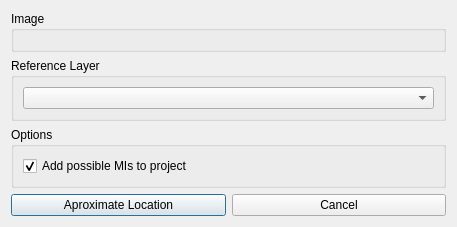
Before: the Qt Designer form ui/georef_preproc_dialog_base.ui in 2cgeodsg/georef_auto, drawn with Qt 5.
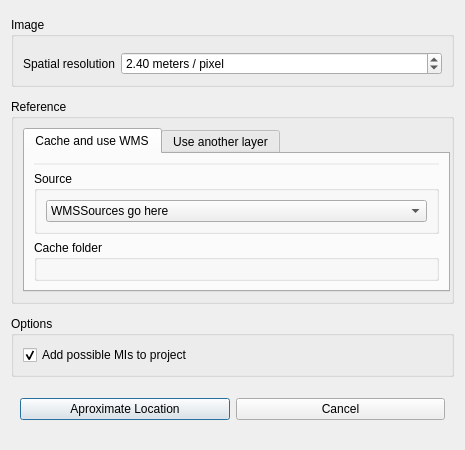
After: the same form once the commit is applied. Custom widgets are drawn as their Qt base class.

```diff
--- a/ui/georef_preproc_dialog_base.ui
+++ b/ui/georef_preproc_dialog_base.ui
@@ -6,40 +6,274 @@
    <rect>
     <x>0</x>
     <y>0</y>
-    <width>457</width>
-    <height>216</height>
+    <width>465</width>
+    <height>450</height>
    </rect>
   </property>
+  <property name="minimumSize">
+   <size>
+    <width>465</width>
+    <height>450</height>
+   </size>
+  </property>
+  <property name="maximumSize">
+   <size>
+    <width>465</width>
+    <height>450</height>
+   </size>
+  </property>
   <property name="windowTitle">
    <string>Preprocessing: Aproximate Image Location</string>
   </property>
   <layout class="QVBoxLayout" name="verticalLayout">
    <item>
     <widget class="QGroupBox" name="groupBoxImages">
+     <property name="sizePolicy">
+      <sizepolicy hsizetype="Preferred" vsizetype="Fixed">
+       <horstretch>0</horstretch>
+       <verstretch>0</verstretch>
+      </sizepolicy>
+     </property>
      <property name="title">
       <string>Image</string>
      </property>
      <layout class="QVBoxLayout" name="verticalLayout_3">
       <item>
-       <widget class="QgsFileWidget" name="fileImage"/>
+       <widget class="QgsFileWidget" name="fileImage">
+        <property name="sizePolicy">
+         <sizepolicy hsizetype="Preferred" vsizetype="Fixed">
+          <horstretch>0</horstretch>
+          <verstretch>0</verstretch>
+         </sizepolicy>
+        </property>
+        <property name="dialogTitle">
+         <string>Select Aerial Image Non-georeferrenced Mosaic</string>
+        </property>
+        <property name="filter">
+         <string>Images (*.tif *.jpg *.png *.jpeg)</string>
+        </property>
+       </widget>
+      </item>
+      <item>
+       <layout class="QFormLayout" name="formImage">
+        <item row="0" column="0">
+         <widget class="QLabel" name="spatialResolutionLabel">
+          <property name="text">
+           <string>Spatial resolution</string>
+          </property>
+         </widget>
+        </item>
+        <item row="0" column="1">
+         <widget class="QDoubleSpinBox" name="spatialResolutionDoubleSpinBox">
+          <property name="suffix">
+           <string> meters / pixel</string>
+          </property>
+          <property name="decimals">
+           <number>2</number>
+          </property>
+          <property name="maximum">
+           <double>1000.000000000000000</double>
+          </property>
+          <property name="singleStep">
+           <double>1.000000000000000</double>
+          </property>
+          <property name="stepType">
+           <enum>QAbstractSpinBox::AdaptiveDecimalStepType</enum>
+          </property>
+          <property name="value">
+           <double>2.400000000000000</double>
+          </property>
+         </widget>
+        </item>
+       </layout>
       </item>
      </layout>
     </widget>
    </item>
    <item>
     <widget class="QGroupBox" name="groupBoxReference">
+     <property name="sizePolicy">
+      <sizepolicy hsizetype="Preferred" vsizetype="Fixed">
+       <horstretch>0</horstretch>
+       <verstretch>0</verstretch>
+      </sizepolicy>
+     </property>
      <property name="title">
-      <string>Reference Layer</string>
+      <string>Reference</string>
      </property>
      <layout class="QVBoxLayout" name="verticalLayout_4">
       <item>
-       <widget class="QComboBox" name="comboReferenceLayer"/>
+       <widget class="QTabWidget" name="tabWidget">
+        <property name="enabled">
+         <bool>true</bool>
+        </property>
+        <property name="sizePolicy">
+         <sizepolicy hsizetype="Preferred" vsizetype="Preferred">
+          <horstretch>0</horstretch>
+          <verstretch>0</verstretch>
+         </sizepolicy>
+        </property>
+        <property name="minimumSize">
+         <size>
+          <width>427</width>
+          <height>28</height>
+         </size>
+        </property>
+        <property name="tabShape">
+         <enum>QTabWidget::Rounded</enum>
+        </property>
+        <property name="currentIndex">
+         <number>0</number>
+        </property>
+        <property name="tabBarAutoHide">
+         <bool>false</bool>
+        </property>
+        <widget class="QWidget" name="tab1">
+         <attribute name="title">
+          <string>Cache and use WMS</string>
+         </attribute>
+         <layout class="QVBoxLayout" name="verticalLayout_9">
+          <property name="sizeConstraint">
+           <enum>QLayout::SetDefaultConstraint</enum>
+          </property>
+          <item>
+           <widget class="QFrame" name="frameAnotherLayer">
+            <property name="contextMenuPolicy">
+             <enum>Qt::DefaultContextMenu</enum>
+            </property>
+            <property name="autoFillBackground">
+             <bool>true</bool>
+            </property>
+            <layout class="QVBoxLayout" name="verticalLayout_2">
+             <property name="leftMargin">
+              <number>0</number>
+             </property>
+             <property name="topMargin">
+              <number>0</number>
+             </property>
+             <property name="rightMargin">
+              <number>0</number>
+             </property>
+             <property name="bottomMargin">
+              <number>0</number>
+             </property>
+            </layout>
+           </widget>
+          </item>
+          <item>
+           <widget class="QFrame" name="frameWMS">
+            <property name="enabled">
+             <bool>true</bool>
+            </property>
+            <property name="sizePolicy">
+             <sizepolicy hsizetype="Preferred" vsizetype="Preferred">
+              <horstretch>0</horstretch>
+              <verstretch>0</verstretch>
+             </sizepolicy>
+            </property>
+            <layout class="QVBoxLayout" name="verticalLayout_6">
+             <property name="leftMargin">
+              <number>0</number>
+             </property>
+             <property name="topMargin">
+              <number>0</number>
+             </property>
+             <property name="rightMargin">
+              <number>0</number>
+             </property>
+             <property name="bottomMargin">
+              <number>0</number>
+             </property>
+             <item>
+              <widget class="QGroupBox" name="groupBoxWMS">
+               <property name="title">
+                <string>Source</string>
+               </property>
+               <layout class="QVBoxLayout" name="verticalLayout_7">
+                <item>
+                 <widget class="QComboBox" name="comboWMSLayer">
+                  <item>
+                   <property name="text">
+                    <string>WMSSources go here</string>
+                   </property>
+                  </item>
+                 </widget>
+                </item>
+               </layout>
+              </widget>
+             </item>
+             <item>
+              <widget class="QGroupBox" name="groupBoxOutput">
+               <property name="title">
+                <string>Cache folder</string>
+               </property>
+               <layout class="QVBoxLayout" name="verticalLayout_32">
+                <item>
+                 <widget class="QgsFileWidget" name="widgetCache">
+                  <property name="dialogTitle">
+                   <string>Select cache folder</string>
+                  </property>
+                  <property name="storageMode">
+                   <enum>QgsFileWidget::GetDirectory</enum>
+                  </property>
+                 </widget>
+                </item>
+               </layout>
+              </widget>
+             </item>
+            </layout>
+           </widget>
+          </item>
+         </layout>
+        </widget>
+        <widget class="QWidget" name="tab2">
+         <attribute name="title">
+          <string>Use another layer</string>
+         </attribute>
+         <layout class="QVBoxLayout" name="verticalLayout_10">
+          <property name="sizeConstraint">
+           <enum>QLayout::SetDefaultConstraint</enum>
+          </property>
+          <item>
+           <widget class="QGroupBox" name="groupBoxAnother">
+            <property name="sizePolicy">
+             <sizepolicy hsizetype="Preferred" vsizetype="Fixed">
+              <horstretch>0</horstretch>
+              <verstretch>0</verstretch>
+             </sizepolicy>
+            </property>
+            <property name="title">
+             <string>Layer</string>
+            </property>
+            <layout class="QVBoxLayout" name="verticalLayout_8">
+             <item>
+              <widget class="QComboBox" name="comboReferenceLayer">
+               <property name="sizePolicy">
+                <sizepolicy hsizetype="Preferred" vsizetype="Fixed">
+                 <horstretch>0</horstretch>
+                 <verstretch>0</verstretch>
+                </sizepolicy>
+               </property>
+              </widget>
+             </item>
+            </layout>
+           </widget>
+          </item>
+         </layout>
+        </widget>
+       </widget>
       </item>
      </layout>
     </widget>
    </item>
    <item>
     <widget class="QGroupBox" name="groupBoxOptions">
+     <property name="sizePolicy">
+      <sizepolicy hsizetype="Preferred" vsizetype="Fixed">
+       <horstretch>0</horstretch>
+       <verstretch>0</verstretch>
+      </sizepolicy>
+     </property>
      <property name="title">
       <string>Options</string>
      </property>
@@ -58,22 +292,30 @@
     </widget>
    </item>
    <item>
-    <layout class="QHBoxLayout" name="horizontalLayout">
-     <item>
-      <widget class="QPushButton" name="btnLocate">
-       <property name="text">
-        <string>Aproximate Location</string>
-       </property>
-      </widget>
-     </item>
-     <item>
-      <widget class="QPushButton" name="btnCancel">
-       <property name="text">
-        <string>Cancel</string>
-       </property>
-      </widget>
-     </item>
-    </layout>
+    <widget class="QFrame" name="btnsFrame">
+     <property name="sizePolicy">
+      <sizepolicy hsizetype="Preferred" vsizetype="Fixed">
+       <horstretch>0</horstretch>
+       <verstretch>0</verstretch>
+      </sizepolicy>
+     </property>
+     <layout class="QHBoxLayout" name="horizontalLayout">
+      <item>
+       <widget class="QPushButton" name="btnLocate">
+        <property name="text">
+         <string>Aproximate Location</string>
+        </property>
+       </widget>
+      </item>
+      <item>
+       <widget class="QPushButton" name="btnCancel">
+        <property name="text">
+         <string>Cancel</string>
+        </property>
+       </widget>
+      </item>
+     </layout>
+    </widget>
    </item>
   </layout>
  </widget>
```
